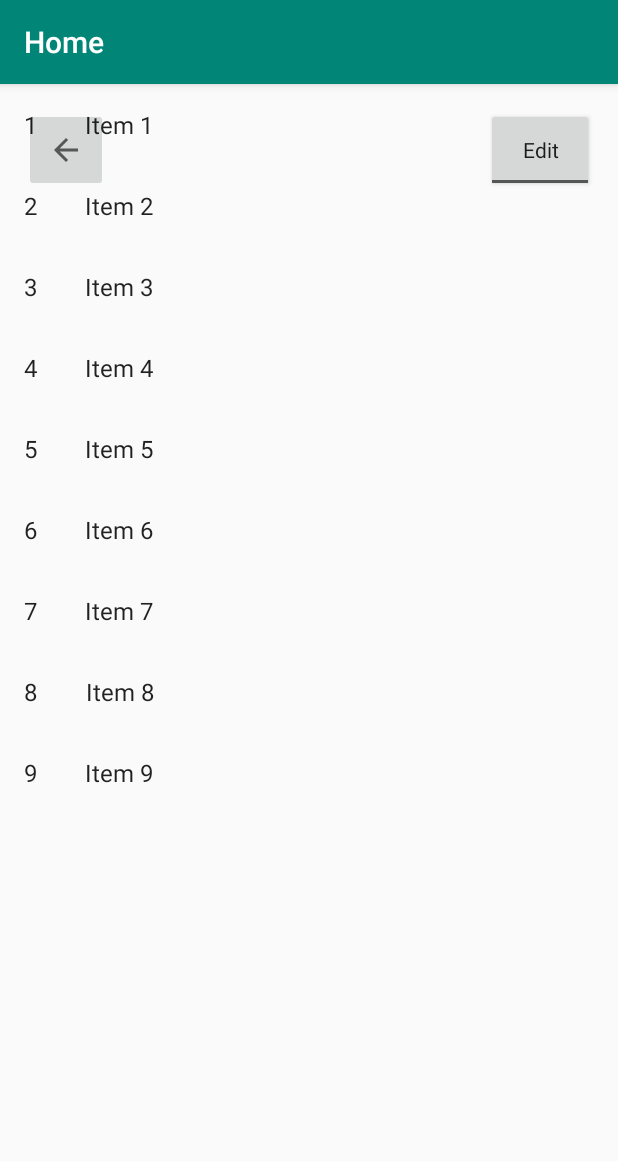
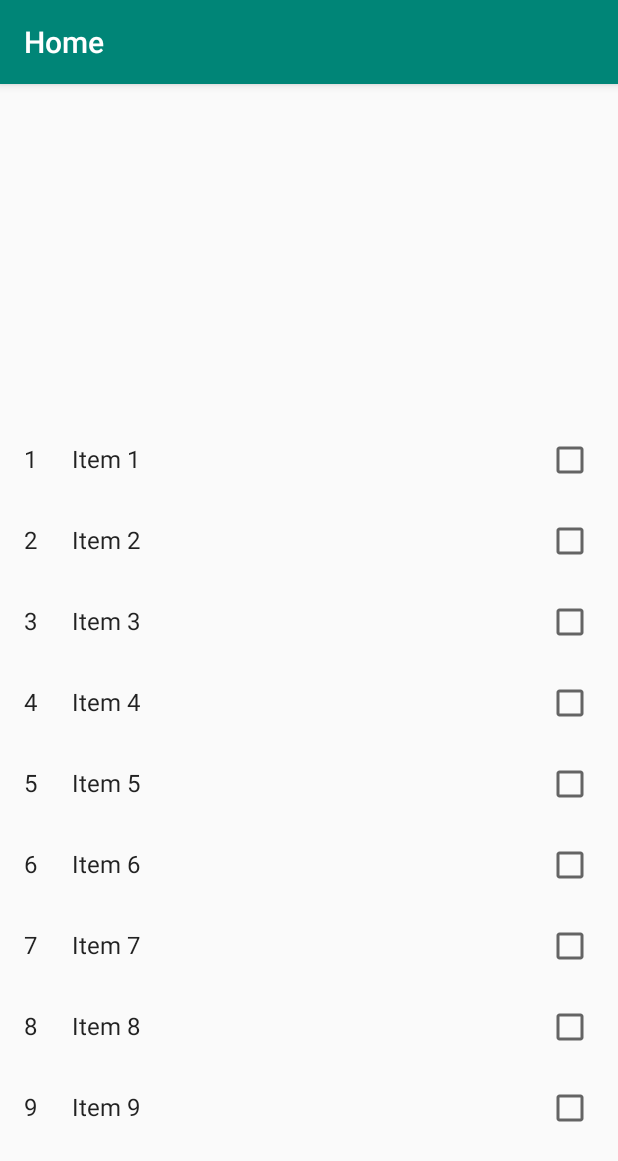
Before and after one commit to Xiayf98/TheDiary, an Android app: the DiaryFragment screen opened directly, with no data from a screen before it, on a phone screen of 412 x 824 dp. Shown: the top 1161 px of the screen. Run offline under Robolectric (Android 15) with nearby library versions, the phone set to English and light mode, and no system bars; 1 statement that could not run was skipped.

Commit message:
home界面工具栏按钮添加与布局调整（CheckBox显隐未实现）

```diff
--- a/app/src/main/java/com/example/a15850/thediary/DiaryFragment.java
+++ b/app/src/main/java/com/example/a15850/thediary/DiaryFragment.java
@@ -9,6 +9,7 @@ import android.support.v7.widget.RecyclerView;
 import android.view.LayoutInflater;
 import android.view.View;
 import android.view.ViewGroup;
+import android.widget.CheckBox;
 
 import java.util.List;
 
@@ -28,7 +29,7 @@ public class DiaryFragment extends Fragment {
 
 
     //private DiaryContent diaryContent;
-    // private MydiaryRecyclerViewAdapter mAdapter;
+    private MydiaryRecyclerViewAdapter mAdapter;
     private RecyclerView recyclerView;
     //private RecyclerView.LayoutManager layoutManager;//The view will be connected to a layout manager
 
@@ -74,8 +75,6 @@ public class DiaryFragment extends Fragment {
     public View onCreateView(LayoutInflater inflater, ViewGroup container,
                              Bundle savedInstanceState) {
         View view = inflater.inflate(R.layout.fragment_diary_list, container, false);
-
-
         /*recyclerView = (RecyclerView) getView().findViewById(R.id.list);
         // use this setting to improve performance if you know that changes
         // in content do not change the layout size of the RecyclerView
@@ -99,7 +98,8 @@ public class DiaryFragment extends Fragment {
             } else {
                 recyclerView.setLayoutManager(new GridLayoutManager(context, mColumnCount));//The view will be connected to a layout manager
             }
-            recyclerView.setAdapter(new MydiaryRecyclerViewAdapter(DiaryContent.ITEMS,mListener));
+            mAdapter=new MydiaryRecyclerViewAdapter(DiaryContent.ITEMS,mListener);
+            recyclerView.setAdapter(mAdapter);
         }
         return view;
     }
@@ -121,6 +121,13 @@ public class DiaryFragment extends Fragment {
         super.onDetach();
         mListener = null;
     }
+//    public void showCheckBox(){
+//        mAdapter.showCheckBox();
+//    }
+//    public void hideCheckBox(){
+//        mAdapter.hideCheckBox();
+//    }
+
 
     /**
      * This interface must be implemented by activities that contain this
@@ -134,8 +141,13 @@ public class DiaryFragment extends Fragment {
      */
 
 
+
     public interface OnListFragmentInteractionListener {
         // TODO: Update argument type and name
         void onListFragmentInteraction(DiaryContent.DiaryItem item);
     }
+    public interface OnListFragmentInteractionContronller {
+        // TODO: Update argument type and name
+        void onListFragmentController(boolean show);
+    }
 }
--- a/app/src/main/java/com/example/a15850/thediary/HomeActivity.java
+++ b/app/src/main/java/com/example/a15850/thediary/HomeActivity.java
@@ -3,24 +3,30 @@ package com.example.a15850.thediary;
 
 import android.content.Intent;
 import android.os.Bundle;
+import android.support.design.widget.FloatingActionButton;
 import android.support.v7.app.AppCompatActivity;
+import android.view.Menu;
+import android.view.MenuInflater;
+import android.view.MenuItem;
 import android.view.View;
 import android.view.View.OnClickListener;
 import android.widget.Button;
+import android.widget.CheckBox;
 import android.widget.CompoundButton;
-import android.widget.ImageButton;
 import android.widget.ToggleButton;
 
 public class HomeActivity extends AppCompatActivity
         implements DiaryFragment.OnListFragmentInteractionListener {
-    //private DiaryFragment.OnListFragmentInteractionListener onListFragmentInteractionListener;
-    private ImageButton backToMainPageButton;//返回main界面的按钮
+    private DiaryFragment.OnListFragmentInteractionContronller onListFragmentInteractionContronller;
+    private FloatingActionButton backToMainPageButton;//返回main界面的按钮
     private ToggleButton editOrDoneButton;//编辑按钮（用于多选删除或多选分享）
     private Button selectAllButton;
     private Button shareButton;
     private Button deleteButton;
+    private CheckBox checkBox;
+//    public boolean flage;
 
-    //private DiaryFragment diaryFragment;
+    private DiaryFragment diaryFragment;
 
 
     @Override
@@ -28,75 +34,59 @@ public class HomeActivity extends AppCompatActivity
         super.onCreate(savedInstanceState);
         setContentView(R.layout.activity_home);//设置要显示的视图
 
-        //
-        backToMainPageButton = (ImageButton) findViewById(R.id.backToMain);//找到要编辑的按钮（这是返回main界面的按钮）
-        backToMainPageButton.setOnClickListener(new backToMainPageButtonListener());
-
-        //
-        editOrDoneButton = (ToggleButton) findViewById(R.id.EditOrDone);//找到要编辑的按钮（这是返回编辑或确定按钮）
-        editOrDoneButton.setOnCheckedChangeListener(new editOrDoneButtonListener());
-
-        //
+        //全选按钮
         selectAllButton=(Button)findViewById(R.id.selectAllButton);
         selectAllButton.setOnClickListener(new selectAllButtonListener());
-
-        //
+        //分享按钮
         shareButton=(Button)findViewById(R.id.shareButton);
         shareButton.setOnClickListener(new shareButtonListener());
-        //
+        //删除按钮
         deleteButton=(Button)findViewById(R.id.deleteButton);
         deleteButton.setOnClickListener(new deleteButtonListener());
-
-        //
+        //复选框
+        checkBox=(CheckBox)findViewById(R.id.check_state);
         //diaryFragment=new DiaryFragment();
     }
 
-
-    //返回main界面按钮的响应设置
-    private class backToMainPageButtonListener implements OnClickListener {
-        //
-        public void onClick(View v) {
-            Intent intent = new Intent();
-                /*通过将 Intent 传递给 startActivity()来
-                启动新的 Activity 实例。Intent 描述了要启动的 Activity，
-                并携带了任何必要的数据。*/
-            intent.setClass(HomeActivity.this, MainActivity.class);
-            //这里从HomeActivity跳至另一个界面，请将‘MainActivity’换成需要跳转的Activity（例如个人主页）：）
-
-            //把一个值写入到Intent中
-            intent.putExtra("Text", "测试值");
-            //启动另一个activity
-            HomeActivity.this.startActivity(intent);
-
+    //创建Menu
+    @Override
+    public boolean onCreateOptionsMenu(Menu menu) {
+        MenuInflater inflater=getMenuInflater();
+        inflater.inflate(R.menu.home_title,menu);
+        return super.onCreateOptionsMenu(menu);
+    }
+    //菜单栏中按钮响应
+    @Override
+    public boolean onOptionsItemSelected(MenuItem item){
+        switch (item.getItemId()){
+            case R.id.home_to_main://跳转至main界面
+                Intent intent_home_main = new Intent(HomeActivity.this,MainActivity.class);
+                startActivity(intent_home_main);
+                return true;
+            case R.id.home_edit:
+                selectAllButton.setVisibility(View.VISIBLE);
+                shareButton.setVisibility(View.VISIBLE);
+                deleteButton.setVisibility(View.VISIBLE);
+//                diaryFragment.showCheckBox();
+                if(onListFragmentInteractionContronller!=null){
+                    onListFragmentInteractionContronller.onListFragmentController(true);
+                }
+//                flage=true;
+                return true;
+            case R.id.home_edit_finish:
+                selectAllButton.setVisibility(View.INVISIBLE);
+                shareButton.setVisibility(View.INVISIBLE);
+                deleteButton.setVisibility(View.INVISIBLE);
+//                diaryFragment.hideCheckBox();
+                if(onListFragmentInteractionContronller!=null){
+                    onListFragmentInteractionContronller.onListFragmentController(false);
+                }
+//                return true;
+            default:
+                return super.onOptionsItemSelected(item);
         }
     }
 
-    //编辑按钮（用于多选删除或分享）的响应设置
-    private class editOrDoneButtonListener implements CompoundButton.OnCheckedChangeListener {
-        @Override
-        public void onCheckedChanged(CompoundButton button,boolean isChecked)
-        {
-            //添加Edit按钮的响应(出现全选、删除、分享的按钮)，并且使日记列表的状态变为可多选的状态
-            if(isChecked) {
-                selectAllButton.setVisibility(View.VISIBLE);
-                shareButton.setVisibility(View.VISIBLE);
-                deleteButton.setVisibility(View.VISIBLE);
-            }
-            else{
-                selectAllButton.setVisibility(View.INVISIBLE);
-                shareButton.setVisibility(View.INVISIBLE);
-                deleteButton.setVisibility(View.INVISIBLE);
-            }
-
-        }
-
-
-
-
-    }
-
-
-    //
     private class selectAllButtonListener implements OnClickListener {
 
         public void onClick(View v) {
--- a/app/src/main/java/com/example/a15850/thediary/MainActivity.java
+++ b/app/src/main/java/com/example/a15850/thediary/MainActivity.java
@@ -33,7 +33,7 @@ public class MainActivity extends AppCompatActivity {
 
 
 
-        //显式1
+        //跳转至Edit界面
         Button button_MainToEdit = (Button) findViewById(R.id.editButton_main);
         button_MainToEdit.setOnClickListener(new View.OnClickListener() {
             @Override
@@ -97,7 +97,5 @@ public class MainActivity extends AppCompatActivity {
                 return true;
             }
         });
-
-
     }
 }
--- a/app/src/main/java/com/example/a15850/thediary/MydiaryRecyclerViewAdapter.java
+++ b/app/src/main/java/com/example/a15850/thediary/MydiaryRecyclerViewAdapter.java
@@ -1,14 +1,17 @@
 package com.example.a15850.thediary;
 
+import android.support.annotation.NonNull;
 import android.support.v7.widget.RecyclerView;
 import android.view.LayoutInflater;
 import android.view.View;
 import android.view.ViewGroup;
+import android.widget.CheckBox;
 import android.widget.TextView;
 
 import com.example.a15850.thediary.DiaryFragment.OnListFragmentInteractionListener;
 import com.example.a15850.thediary.DiaryContent.DiaryItem;
 
+import java.util.ArrayList;
 import java.util.List;
 
 /**
@@ -17,15 +20,20 @@ import java.util.List;
  * TODO: Replace the implementation with code for your data type.
  */
 public class MydiaryRecyclerViewAdapter extends
-        RecyclerView.Adapter<MydiaryRecyclerViewAdapter.ViewHolder> {
+        RecyclerView.Adapter<MydiaryRecyclerViewAdapter.ViewHolder> implements DiaryFragment.OnListFragmentInteractionContronller{
     private final List<DiaryItem> mValues;
     private final OnListFragmentInteractionListener mListener;
+    private List<CheckBox> checkBoxes=new ArrayList<>();
+    private int boxCounter=0;
+    public CheckBox checkBox;
+
 
 
     // Provide a suitable constructor
     public MydiaryRecyclerViewAdapter(List<DiaryItem> items, OnListFragmentInteractionListener listener) {
         mValues = items;
         mListener = listener;
+        boxCounter=items.size();
     }
 
     // Create new views (invoked by the layout manager)
@@ -45,6 +53,9 @@ public class MydiaryRecyclerViewAdapter extends
         holder.mItem = mValues.get(position);
         holder.mIdView.setText(mValues.get(position).id);
         holder.mContentView.setText(mValues.get(position).content);
+        holder.checkBox.setVisibility(View.VISIBLE);
+        checkBoxes.add(holder.checkBox);
+
 
         holder.mView.setOnClickListener(new View.OnClickListener() {
             @Override
@@ -58,10 +69,37 @@ public class MydiaryRecyclerViewAdapter extends
         });
     }
 
+//    public void showCheckBox() {
+//        checkBox = (CheckBox) checkBox.findViewById(R.id.check_state);
+//        checkBox.setVisibility(View.VISIBLE);
+//    }
+//    public void hideCheckBox() {
+//
+//    }
+    @Override
+    public void onListFragmentController(boolean show){
+        if(show){
+//            checkBox = (CheckBox) checkBox.findViewById(R.id.check_state);
+//            checkBox.setVisibility(View.VISIBLE);
+            for(int i=0;i<boxCounter;++i){
+                checkBoxes.get(i).setVisibility(View.VISIBLE);
+            }
+        }
+        else{
+//            checkBox = (CheckBox) checkBox.findViewById(R.id.check_state);
+//            checkBox.setVisibility(View.INVISIBLE);
+            for(int i=0;i<boxCounter;++i){
+                checkBoxes.get(i).setVisibility(View.INVISIBLE);
+            }
+        }
+    }
+
+
     @Override
     public int getItemCount() {
         return mValues.size();
     }
+
 
 
     /*The views in the list are represented by view holder objects.
@@ -71,12 +109,14 @@ public class MydiaryRecyclerViewAdapter extends
         public final TextView mIdView;
         public final TextView mContentView;
         public DiaryItem mItem;
+        public CheckBox checkBox;
 
         public ViewHolder(View view) {
             super(view);
             mView = view;
             mIdView = (TextView) view.findViewById(R.id.item_number);
             mContentView = (TextView) view.findViewById(R.id.content);
+            checkBox=(CheckBox)view.findViewById(R.id.check_state);
         }
 
         @Override
--- a/app/src/main/res/layout/activity_home.xml
+++ b/app/src/main/res/layout/activity_home.xml
@@ -8,54 +8,39 @@
     android:addStatesFromChildren="false"
     tools:context=".HomeActivity">
 
-    <ImageButton
-        android:id="@+id/backToMain"
-        android:layout_width="56dp"
-        android:layout_height="56dp"
-        android:layout_marginStart="16dp"
-        android:layout_marginLeft="16dp"
-        android:layout_marginTop="16dp"
-        android:contentDescription="@android:string/cancel"
-        app:layout_constraintStart_toStartOf="parent"
-        app:layout_constraintTop_toTopOf="parent"
-        app:srcCompat="?attr/actionModeCloseDrawable" />
-
-    <ToggleButton
-        android:id="@+id/EditOrDone"
-        android:layout_width="72dp"
-        android:layout_height="56dp"
-        android:layout_marginTop="16dp"
-        android:layout_marginEnd="16dp"
-        android:layout_marginRight="16dp"
-        android:checked="false"
-        android:contentDescription="@android:string/untitled"
-        android:textAppearance="@style/TextAppearance.AppCompat"
-        android:textOff="@string/edit"
-        android:textOn="@string/done"
-        app:layout_constraintEnd_toEndOf="parent"
-        app:layout_constraintTop_toTopOf="parent" />
+    <!--<ImageButton-->
+    <!--android:id="@+id/backToMain"-->
+    <!--android:layout_width="56dp"-->
+    <!--android:layout_height="56dp"-->
+    <!--android:layout_marginStart="16dp"-->
+    <!--android:layout_marginLeft="16dp"-->
+    <!--android:layout_marginTop="16dp"-->
+    <!--android:contentDescription="@android:string/cancel"-->
+    <!--app:layout_constraintStart_toStartOf="parent"-->
+    <!--app:layout_constraintTop_toTopOf="parent"-->
+    <!--app:srcCompat="?attr/actionModeCloseDrawable" />-->
 
     <fragment
         android:id="@+id/diary_fragment"
         android:name="com.example.a15850.thediary.DiaryFragment"
         android:layout_width="416dp"
-        android:layout_height="467dp"
+        android:layout_height="489dp"
+        android:layout_marginBottom="60dp"
+        app:layout_constraintBottom_toBottomOf="parent"
         tools:layout="@layout/fragment_diary_list"
-        tools:layout_editor_absoluteY="80dp" />
+        tools:layout_editor_absoluteX="0dp" />
 
     <Button
         android:id="@+id/selectAllButton"
         style="@style/select_all"
         android:layout_width="90dp"
         android:layout_height="39dp"
-        android:layout_marginEnd="323dp"
-        android:layout_marginLeft="30dp"
-        android:layout_marginBottom="16dp"
+        android:layout_marginStart="8dp"
+        android:layout_marginLeft="8dp"
         android:text="@string/select_all"
         android:textAppearance="@style/TextAppearance.AppCompat"
         android:visibility="invisible"
-        app:layout_constraintBottom_toBottomOf="parent"
-        app:layout_constraintEnd_toEndOf="parent"
+        app:layout_constraintBaseline_toBaselineOf="@+id/shareButton"
         app:layout_constraintStart_toStartOf="parent" />
 
     <Button
@@ -66,7 +51,7 @@
         android:layout_marginLeft="46dp"
         android:layout_marginEnd="46dp"
         android:layout_marginRight="46dp"
-        android:layout_marginBottom="16dp"
+        android:layout_marginBottom="20dp"
         android:text="@string/share"
         android:textAppearance="@style/TextAppearance.AppCompat"
         android:visibility="invisible"
@@ -78,11 +63,11 @@
         android:id="@+id/deleteButton"
         android:layout_width="90dp"
         android:layout_height="39dp"
-        android:layout_marginBottom="16dp"
+        android:layout_marginEnd="8dp"
+        android:layout_marginRight="8dp"
         android:text="@string/delete"
         android:textAppearance="@style/TextAppearance.AppCompat"
         android:visibility="invisible"
-        app:layout_constraintBottom_toBottomOf="parent"
+        app:layout_constraintBaseline_toBaselineOf="@+id/shareButton"
         app:layout_constraintEnd_toEndOf="parent" />
-
 </android.support.constraint.ConstraintLayout>
--- a/app/src/main/res/layout/fragment_diary.xml
+++ b/app/src/main/res/layout/fragment_diary.xml
@@ -1,20 +1,29 @@
 <?xml version="1.0" encoding="utf-8"?>
 <LinearLayout xmlns:android="http://schemas.android.com/apk/res/android"
-    android:layout_width="wrap_content"
+    android:layout_width="match_parent"
     android:layout_height="wrap_content"
     android:orientation="horizontal">
 
     <TextView
         android:id="@+id/item_number"
-        android:layout_width="wrap_content"
+        android:layout_width="16dp"
         android:layout_height="wrap_content"
         android:layout_margin="@dimen/text_margin"
         android:textAppearance="?attr/textAppearanceListItem" />
 
     <TextView
         android:id="@+id/content"
+        android:layout_width="300dp"
+        android:layout_height="wrap_content"
+        android:layout_marginTop="@dimen/text_margin"
+        android:textAppearance="?attr/textAppearanceListItem" />
+
+    <CheckBox
+        android:id="@+id/check_state"
         android:layout_width="wrap_content"
         android:layout_height="wrap_content"
-        android:layout_margin="@dimen/text_margin"
-        android:textAppearance="?attr/textAppearanceListItem" />
+        android:layout_marginLeft="@dimen/activity_vertical_margin"
+        android:layout_marginTop="16dp"
+        android:layout_marginRight="10dp"
+        android:visibility="invisible"/>
 </LinearLayout>
--- a/app/src/main/res/layout/fragment_diary_list.xml
+++ b/app/src/main/res/layout/fragment_diary_list.xml
@@ -8,6 +8,7 @@
     android:layout_height="match_parent"
     android:layout_marginLeft="16dp"
     android:layout_marginRight="16dp"
+    android:layout_marginBottom="100dp"
     app:layoutManager="LinearLayoutManager"
     tools:context=".diaryFragment"
     tools:listitem="@layout/fragment_diary" />
```
